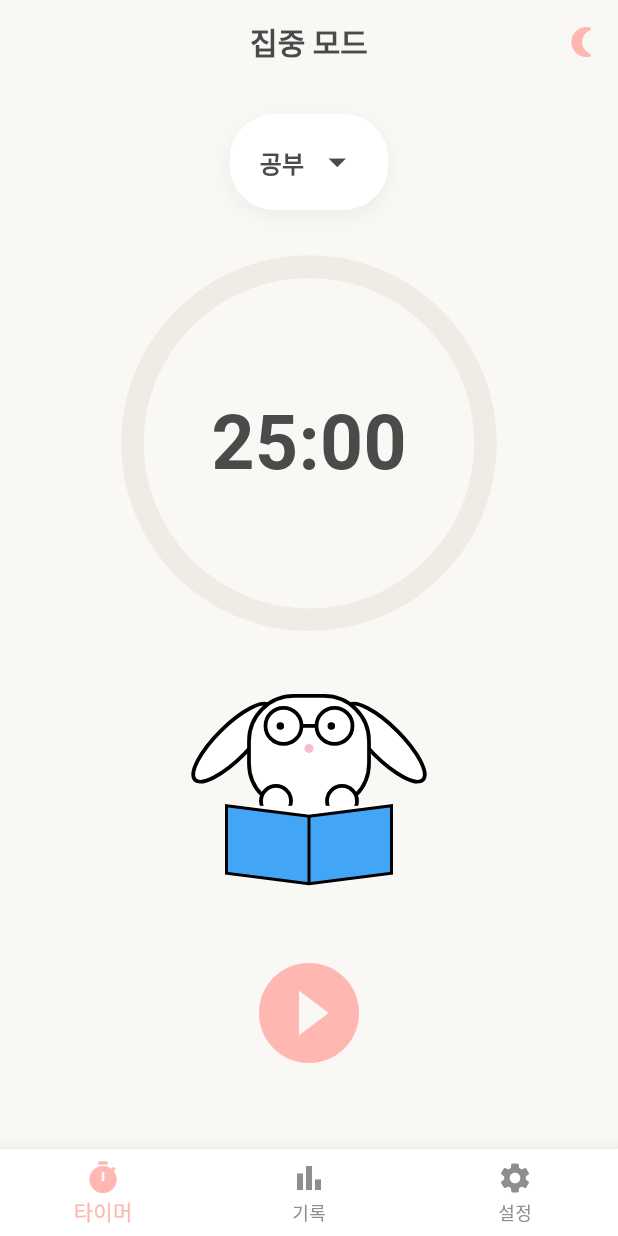
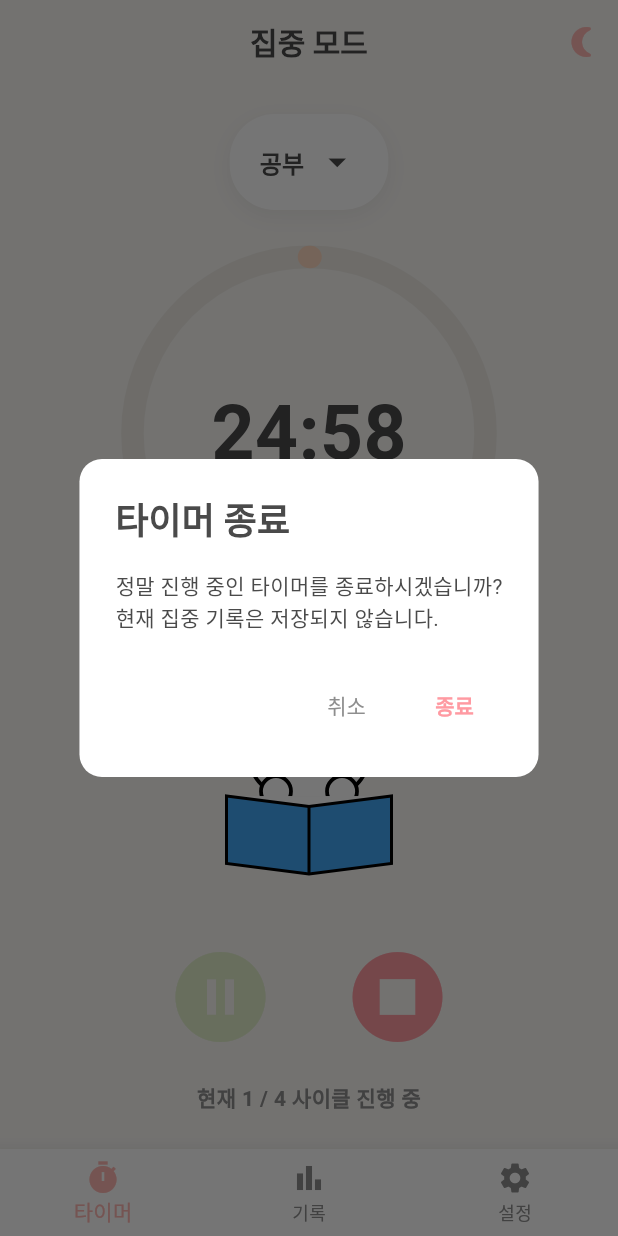
Before and after one commit to kammaii/focus_timer, a Flutter app: the screen it shows after launch, after a tap on the "play circle filled" icon, after a tap on the "stop circle" icon, on a phone screen of 412 x 824 dp. Run offline on Flutter 3.47's test engine with Material 3 defaults, Android fonts, the phone set to English and light mode, and no system bars; drawn by our look-alikes of percent_indicator; our stand-ins replace fl_chart, get, shared_preferences, table_calendar, wakelock_plus; Roboto replaces fonts that are missing (Nunito).

Commit message:
집중모드 종료 버튼에 대화창 추가

```diff
--- a/lib/modules/home/home_view.dart
+++ b/lib/modules/home/home_view.dart
@@ -149,7 +149,28 @@ class HomeView extends GetView<HomeController> {
                                     ),
                                     const SizedBox(width: 30),
                                     IconButton(
-                                      onPressed: controller.stopTimer,
+                                      onPressed: () {
+                                        Get.dialog(
+                                          AlertDialog(
+                                            title: const Text("타이머 종료", style: TextStyle(fontWeight: FontWeight.bold)),
+                                            content: const Text("정말 진행 중인 타이머를 종료하시겠습니까?\n현재 집중 기록은 저장되지 않습니다."),
+                                            actions: [
+                                              TextButton(
+                                                onPressed: () => Get.back(),
+                                                child: const Text("취소", style: TextStyle(color: AppColors.textLight)),
+                                              ),
+                                              TextButton(
+                                                onPressed: () {
+                                                  Get.back();
+                                                  controller.stopTimer();
+                                                },
+                                                child: const Text("종료", style: TextStyle(color: AppColors.error, fontWeight: FontWeight.bold)),
+                                              ),
+                                            ],
+                                            shape: RoundedRectangleBorder(borderRadius: BorderRadius.circular(15)),
+                                          )
+                                        );
+                                      },
                                       icon: const Icon(Icons.stop_circle),
                                       iconSize: iconSize * 0.9,
                                       color: AppColors.error,
```
